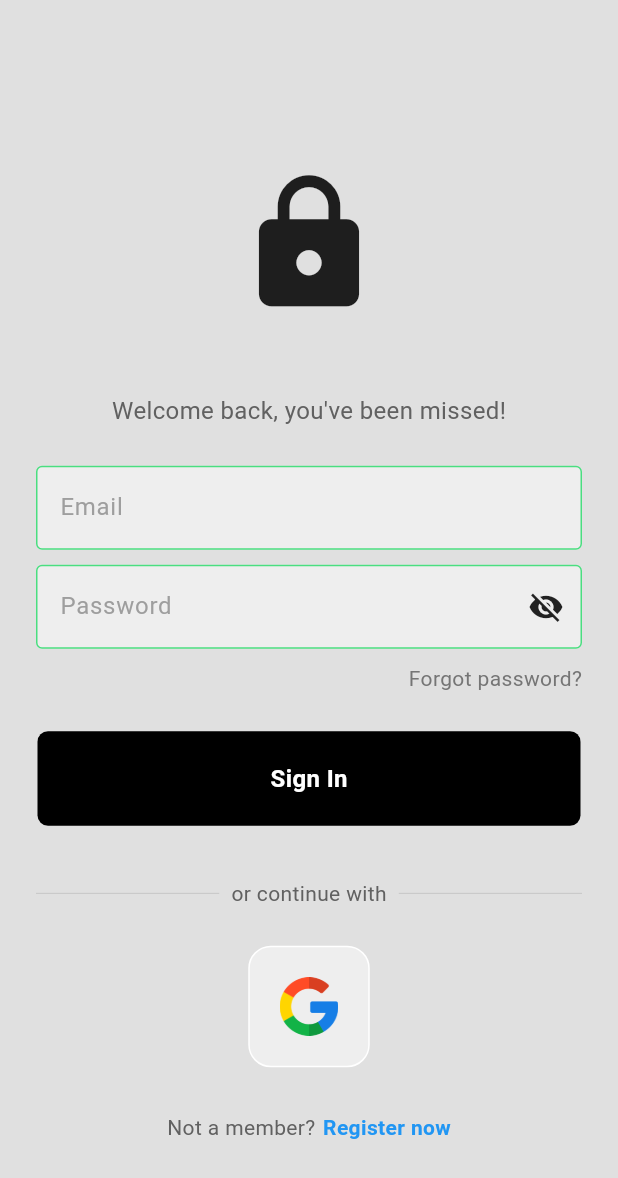
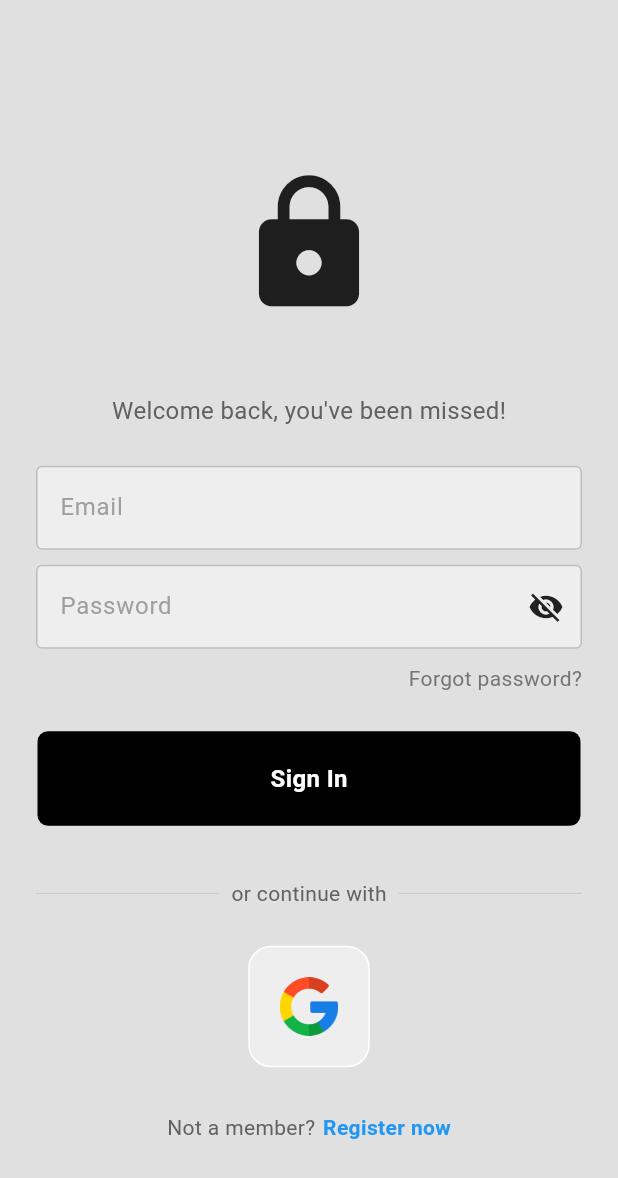
Before and after one commit to RAWMIC17/comet, a Flutter app: the screen it shows after launch, on a phone screen of 412 x 824 dp. Shown: the top 1178 px of the screen. Run offline on Flutter 3.47's test engine with Material 3 defaults, Android fonts, the phone set to English and light mode, and no system bars; our stand-ins replace firebase_auth, firebase_core, google_sign_in, velocity_x; accounts and stored records are empty.

Commit message:
final commit

```diff
--- a/lib/components/my_textfield.dart
+++ b/lib/components/my_textfield.dart
@@ -22,7 +22,7 @@ class MyTextfield extends StatelessWidget {
     final isDarkMode = Theme.of(context).brightness == Brightness.dark;
     final textColor = isDarkMode ? Colors.white : Colors.black;
     final borderColor =
-        isDarkMode ? Vx.blue400 : Vx.green400;
+        isDarkMode ? Colors.grey.shade600 : Colors.grey.shade400;
     final fillColor = isDarkMode ? Colors.grey.shade800 : Colors.grey.shade200;
 
     return Padding(
```
Also changed, not shown: lib/screens/chatpage.dart (+13 -2 lines).
